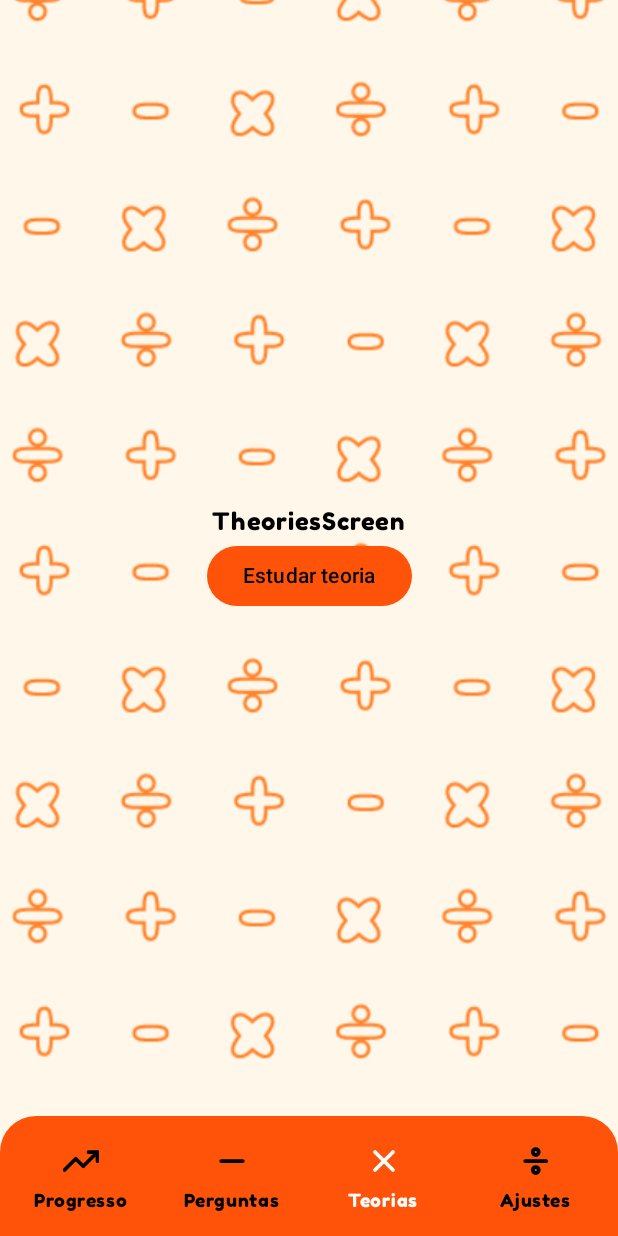
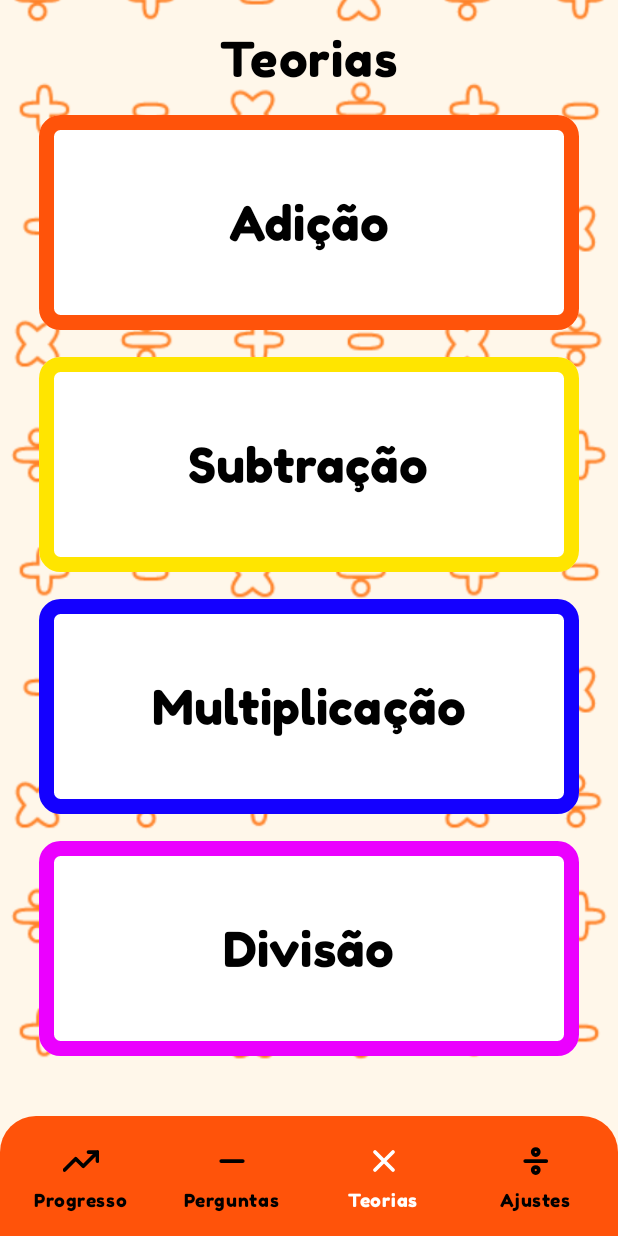
Before and after one commit to Kaiki098/EducaMat, an Android app built with Jetpack Compose: the TheoryScreen screen opened through its navigation route, item 3 of the bottom bar chosen, on a phone screen of 412 x 824 dp. Run offline under Robolectric (Android 15) with nearby library versions, the phone set to English and light mode, and no system bars.

Commit message:
chore: Personalize screen Theories and Theory with designs of Questions and Question screens

```diff
--- a/app/src/main/java/br/com/kbat/educamat/presentation/screen/theories/TheoriesScreen.kt
+++ b/app/src/main/java/br/com/kbat/educamat/presentation/screen/theories/TheoriesScreen.kt
@@ -5,14 +5,22 @@ import androidx.compose.foundation.layout.Arrangement
 import androidx.compose.foundation.layout.Box
 import androidx.compose.foundation.layout.Column
 import androidx.compose.foundation.layout.fillMaxSize
-import androidx.compose.material3.Button
+import androidx.compose.foundation.layout.fillMaxWidth
+import androidx.compose.foundation.layout.padding
 import androidx.compose.material3.Text
 import androidx.compose.runtime.Composable
 import androidx.compose.ui.Alignment
 import androidx.compose.ui.Modifier
 import androidx.compose.ui.layout.ContentScale
 import androidx.compose.ui.res.painterResource
+import androidx.compose.ui.unit.dp
+import androidx.compose.ui.unit.sp
 import br.com.kbat.educamat.R
+import br.com.kbat.educamat.presentation.screen.components.OperationButton
+import br.com.kbat.educamat.presentation.theme.Blue
+import br.com.kbat.educamat.presentation.theme.Pink
+import br.com.kbat.educamat.presentation.theme.Red
+import br.com.kbat.educamat.presentation.theme.Yellow
 
 @Composable
 fun TheoriesScreen(modifier: Modifier = Modifier, onStudyClick: () -> Unit) {
@@ -23,15 +31,51 @@ fun TheoriesScreen(modifier: Modifier = Modifier, onStudyClick: () -> Unit) {
             contentScale = ContentScale.Crop,
             modifier = Modifier.fillMaxSize()
         )
+
         Column(
-            modifier,
-            verticalArrangement = Arrangement.Center,
+            modifier = modifier
+                .fillMaxSize()
+                .padding(bottom = 40.dp, end = 26.dp, start = 26.dp, top = 20.dp),
+            verticalArrangement = Arrangement.spacedBy(18.dp),
             horizontalAlignment = Alignment.CenterHorizontally
         ) {
-            Text(text = "TheoriesScreen")
-            Button(onClick = { onStudyClick() }) {
-                Text(text = "Estudar teoria")
-            }
+            Text("Teorias", fontSize = 32.sp)
+
+            OperationButton(
+                modifier = Modifier
+                    .weight(1f)
+                    .fillMaxWidth(),
+                text = "Adição",
+                borderColor = Red,
+                onStartClick = { onStudyClick() }
+            )
+
+            OperationButton(
+                modifier = Modifier
+                    .weight(1f)
+                    .fillMaxWidth(),
+                text = "Subtração",
+                borderColor = Yellow,
+                onStartClick = { onStudyClick() }
+            )
+
+            OperationButton(
+                modifier = Modifier
+                    .weight(1f)
+                    .fillMaxWidth(),
+                text = "Multiplicação",
+                borderColor = Blue,
+                onStartClick = { onStudyClick() }
+            )
+
+            OperationButton(
+                modifier = Modifier
+                    .weight(1f)
+                    .fillMaxWidth(),
+                text = "Divisão",
+                borderColor = Pink,
+                onStartClick = { onStudyClick() }
+            )
         }
     }
 }
--- a/app/src/main/java/br/com/kbat/educamat/presentation/screen/theory/TheoryScreen.kt
+++ b/app/src/main/java/br/com/kbat/educamat/presentation/screen/theory/TheoryScreen.kt
@@ -1,18 +1,25 @@
 package br.com.kbat.educamat.presentation.screen.theory
 
 import androidx.compose.foundation.Image
-import androidx.compose.foundation.layout.Arrangement
+import androidx.compose.foundation.background
+import androidx.compose.foundation.border
 import androidx.compose.foundation.layout.Box
 import androidx.compose.foundation.layout.Column
 import androidx.compose.foundation.layout.fillMaxSize
-import androidx.compose.material3.Button
+import androidx.compose.foundation.layout.fillMaxWidth
+import androidx.compose.foundation.layout.padding
+import androidx.compose.foundation.shape.RoundedCornerShape
 import androidx.compose.material3.Text
 import androidx.compose.runtime.Composable
 import androidx.compose.ui.Alignment
 import androidx.compose.ui.Modifier
+import androidx.compose.ui.graphics.Color
 import androidx.compose.ui.layout.ContentScale
 import androidx.compose.ui.res.painterResource
+import androidx.compose.ui.unit.dp
+import androidx.compose.ui.unit.sp
 import br.com.kbat.educamat.R
+import br.com.kbat.educamat.presentation.theme.Orange
 
 @Composable
 fun TheoryScreen(modifier: Modifier = Modifier, onBackClick: () -> Unit) {
@@ -23,15 +30,24 @@ fun TheoryScreen(modifier: Modifier = Modifier, onBackClick: () -> Unit) {
             contentScale = ContentScale.Crop,
             modifier = Modifier.fillMaxSize()
         )
+
         Column(
-            modifier,
-            verticalArrangement = Arrangement.Center,
+            modifier.padding(horizontal = 30.dp, vertical = 60.dp),
             horizontalAlignment = Alignment.CenterHorizontally
         ) {
-            Text(text = "TheoryScreen")
-            Button(onClick = { onBackClick() }) {
-                Text(text = "Voltar")
+            Box(
+                modifier = Modifier
+                    .fillMaxWidth()
+                    .weight(0.3f)
+                    .border(width = 10.dp, color = Orange, shape = RoundedCornerShape(20))
+                    .background(color = Color.White),
+                contentAlignment = Alignment.Center
+            ) {
+                Text(text = "Teoria", fontSize = 24.sp)
             }
+
+
         }
+
     }
 }
```
